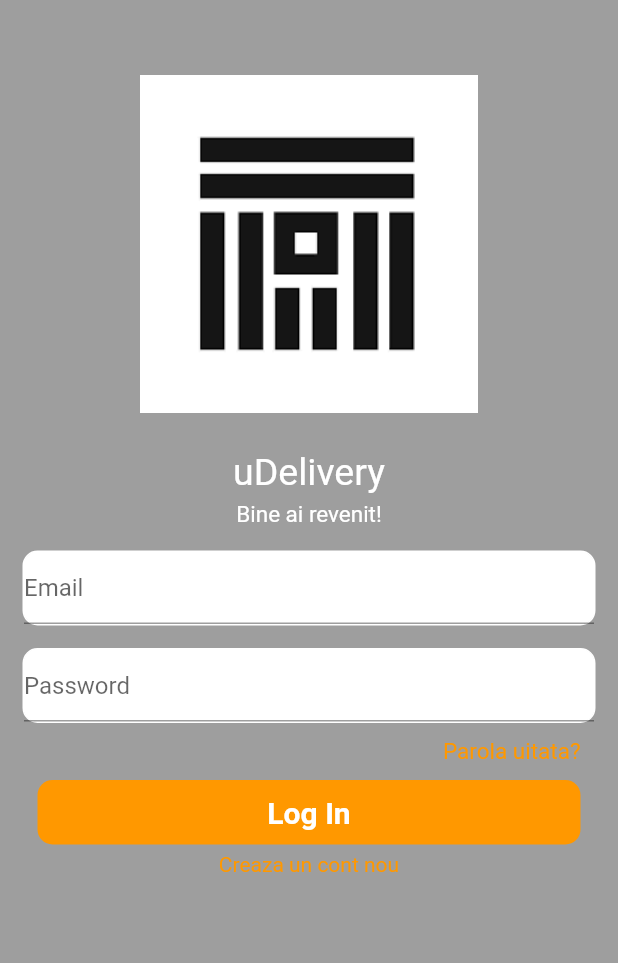
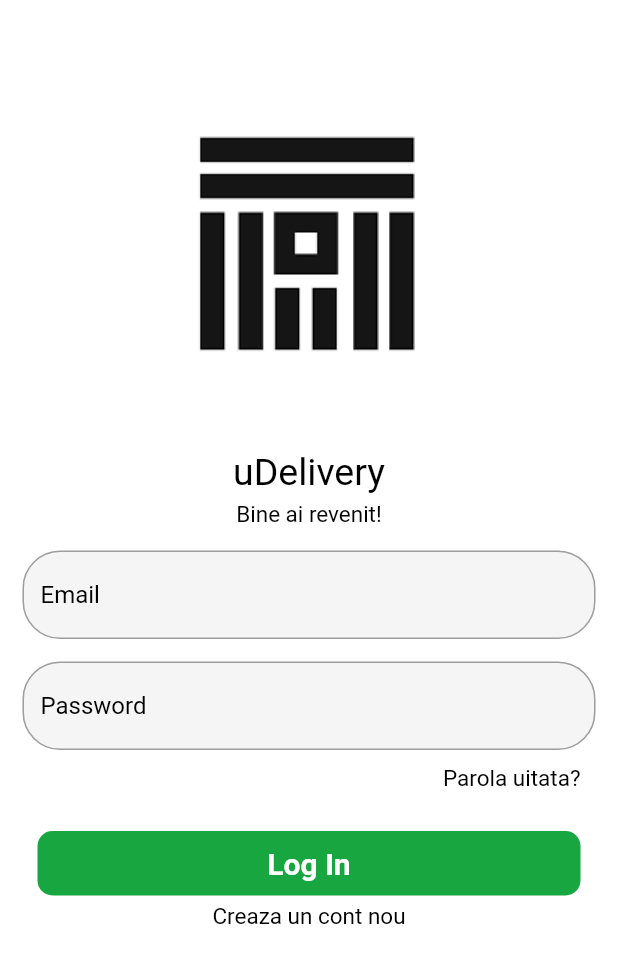
Before and after one commit to oxelo99/udelivery, a Flutter app: the screen it shows after launch, on a phone screen of 412 x 824 dp. Shown: the top 963 px of the screen. Run offline on Flutter 3.47's test engine with Material 2 defaults, Android fonts, the phone set to English and light mode, and no system bars; our stand-ins replace cloud_firestore, firebase_auth, firebase_core, google_fonts; accounts and stored records are empty; Roboto replaces fonts that are missing (Kanit).

Commit message:
Login Sistem fully functional, and also updated theme file

```diff
--- a/lib/auth_page.dart
+++ /dev/null
@@ -1,31 +0,0 @@
-import 'package:flutter/material.dart';
-import 'package:udelivery/login_page.dart';
-import 'package:udelivery/register_page.dart';
-
-
-class AuthPage extends StatefulWidget{
-  const AuthPage({Key? key}):super(key:key);
-
-  @override
-  State <AuthPage> createState() => _AuthPageState();
-}
-
-class _AuthPageState extends State<AuthPage>{
-  bool showLoginPage= true;
-
-  void toggleScreens(){
-    setState(() {
-      showLoginPage = !showLoginPage;
-    });
-  }
-
-  @override
-  Widget build(BuildContext context){
-        if(showLoginPage == true)
-          {
-            return LoginPage(showRegisterPage: toggleScreens);
-          }else{
-          return RegisterPage(showLoginPage: toggleScreens);
-        }
-  }
-}
--- a/lib/home.dart
+++ b/lib/home.dart
@@ -25,12 +25,13 @@ class HomePage extends StatelessWidget {
   @override
   build(context) {
     Color textColor() {
-      if (Theme.of(context).brightness == Brightness.dark) {
+      if (MediaQuery.of(context).platformBrightness == Brightness.light) {
         return Colors.black;
       } else {
         return Colors.white;
       }
     }
+
 
     return Scaffold(
       appBar: AppBar(
@@ -44,7 +45,6 @@ class HomePage extends StatelessWidget {
               icon: logout)
         ],
       ),
-      //backgroundColor: MyTheme.lightPrimaryColor.,
       body: SingleChildScrollView(
         child: Column(
           children: <Widget>[
--- a/lib/login_page.dart
+++ b/lib/login_page.dart
@@ -1,10 +1,22 @@
 import 'package:firebase_auth/firebase_auth.dart';
 import 'package:flutter/material.dart';
+import 'package:udelivery/register_page.dart';
+import 'package:udelivery/theme_data.dart';
+import 'forgot_pw_page.dart';
 
+class MyLogin extends StatelessWidget{
+  @override
+  Widget build(BuildContext context) {
+    return MaterialApp(
+      home: const LoginPage(),
+      theme: MyTheme.lightTheme,
+      darkTheme: MyTheme.darkTheme,
+      debugShowCheckedModeBanner: false,
+    );
+  }
+}
 class LoginPage extends StatefulWidget {
-  final VoidCallback showRegisterPage;
-
-  const LoginPage({Key? key, required this.showRegisterPage}) : super(key: key);
+  const LoginPage({super.key});
 
   @override
   State<LoginPage> createState() => _LoginPageState();
@@ -13,80 +25,79 @@ class LoginPage extends StatefulWidget {
 class _LoginPageState extends State<LoginPage> {
   final _emailcontroller = TextEditingController();
   final _passwordcontroller = TextEditingController();
+  String _errorMessage = '';
+
 
   Future signIn() async {
+    try{
     await FirebaseAuth.instance.signInWithEmailAndPassword(
         email: _emailcontroller.text.trim(),
-        password: _passwordcontroller.text.trim());
+        password: _passwordcontroller.text.trim());}on FirebaseAuthException catch (e) {
+      if (e.code == 'user-not-found') {
+        setState(() {
+          _errorMessage='Utilizator negasit!';
+        });
+      } else if (e.code == 'wrong-password') {
+        setState(() {
+          _errorMessage='Parola incorecta!';
+        });
+      }else if (e.code == 'invalid-email') {
+        setState(() {
+          _errorMessage='Adresa de mail este invalida!';
+        });
+      }
+    }
+
   }
 
   @override
   Widget build(BuildContext context) {
-    return MaterialApp(
-      debugShowCheckedModeBanner: false,
-      home: Material(
-        color: Colors.black38,
-        child: SafeArea(
+    return Scaffold(
+        body: SafeArea(
           child: SingleChildScrollView(
+            reverse: true,
             child: Column(
-              //crossAxisAlignment: CrossAxisAlignment.center,
-              //mainAxisAlignment: MainAxisAlignment.center,
-
+              //Coloana principala care este un vector de widgeturi si contine tot ecranul
               children: [
                 const SizedBox(
+                  //formeaza un mic spatiu pe orizontala intre widgeturi
                   height: 50,
                 ),
                 Image.asset('assets/UnitLogo.png'),
                 const SizedBox(
                   height: 25,
                 ),
-                const Text('uDelivery',
+                Text('uDelivery',
                     style: TextStyle(
-                      color: Colors.white,
+                      color: MyTheme.textColor(context),
                       fontSize: 25,
                     )),
                 const SizedBox(
                   height: 5,
                 ),
-                const Text('Bine ai revenit!',
+                Text('Bine ai revenit!',
                     style: TextStyle(
-                      color: Colors.white,
+                      color: MyTheme.textColor(context),
                       fontSize: 15,
                     )),
-                Padding(
-                  padding: const EdgeInsets.all(15.0),
-                  child: Container(
-                      decoration: BoxDecoration(
-                        color: Colors.white,
-                        border: Border.all(
-                          color: Colors.white,
-                        ),
-                        borderRadius: BorderRadius.circular(10),
-                      ),
+                Padding(                                          //se creaza o margine interioara astfel incat field-ul sa dea impresia
+                  padding: const EdgeInsets.all(15.0),            //unei margini si sa nu ocupe toata latimea coloanei(ecranului)
                   child: TextField(
                         controller: _emailcontroller,
                         decoration: const InputDecoration(
                           hintText: 'Email',
                         ),
-                      )),
+                      ),
                 ),
                 Padding(
                   padding: const EdgeInsets.fromLTRB(15, 0, 15, 0),
-                  child: Container(
-                      decoration: BoxDecoration(
-                        color: Colors.white,
-                        border: Border.all(
-                          color: Colors.white,
-                        ),
-                        borderRadius: BorderRadius.circular(10),
-                      ),
                   child: TextField(
                         controller: _passwordcontroller,
                         obscureText: true,
                         decoration: const InputDecoration(
                           hintText: 'Password',
                         ),
-                      )),
+                      ),
                 ),
                 const SizedBox(
                   height: 10,
@@ -95,19 +106,34 @@ class _LoginPageState extends State<LoginPage> {
                   padding: const EdgeInsets.symmetric(horizontal: 25.0),
                   child: Row(
                     mainAxisAlignment: MainAxisAlignment.end,
-                    children: const[
-                      Text(
+                    children: [
+                      GestureDetector(
+                        child: Text(
                           'Parola uitata?',
                           style: TextStyle(
-                          color: Colors.orange,
+                            color: MyTheme.textColor(context),
                             fontSize: 15,
                           ),
+                        ),
+                        onTap: () {
+                          Navigator.push(context,
+                              MaterialPageRoute(builder: (context) {
+                            return const forgotPasswordPage();
+                          }));
+                        },
                       ),
                     ],
                   ),
                 ),
                 const SizedBox(
-                  height: 10,
+                  height: 5,
+                ),
+                Text(                                                             //furnizeaza utilizatorului posibilele erori pe care le
+                  _errorMessage,                                                  //putea produce la completarea informatiilor
+                  style: TextStyle(color: MyTheme.textColor(context)),
+                ),
+                const SizedBox(
+                  height: 5,
                 ),
                 Padding(
                   padding: const EdgeInsets.symmetric(horizontal: 25.0),
@@ -116,7 +142,7 @@ class _LoginPageState extends State<LoginPage> {
                     child: Container(
                       padding: const EdgeInsets.fromLTRB(0, 10, 0, 10),
                       decoration: BoxDecoration(
-                        color: Colors.orange,
+                        color: MyTheme.buttonColor(context),
                         borderRadius: BorderRadius.circular(10),
                       ),
                       child: const Center(
@@ -133,12 +159,25 @@ class _LoginPageState extends State<LoginPage> {
                 ),
                 const SizedBox(height: 5),
                 GestureDetector(
-                  onTap: widget.showRegisterPage,
-                  child: const Text('Creaza un cont nou',
-                      style: TextStyle(color: Colors.orange)),
+                  onTap: () {
+                    Navigator.push(
+                        context,
+                        MaterialPageRoute(
+                          builder: (context) => const RegisterPage(),
+                        ));
+                  },
+                  child: Text('Creaza un cont nou',
+                      style: TextStyle(
+                        color: MyTheme.textColor(context),
+                        fontSize: 15,
+                      )),
                 ),
+                const SizedBox(height: 30),
+                //scrolleaza field-ul astfel incat sa treaca deasupra tastaturii.
+                Padding(
+                    padding: EdgeInsets.only(
+                        bottom: MediaQuery.of(context).viewInsets.bottom))
               ],
-            ),
             ),
           ),
         ),
--- a/lib/main_page.dart
+++ b/lib/main_page.dart
@@ -1,7 +1,7 @@
 import 'package:firebase_auth/firebase_auth.dart';
 import 'package:flutter/material.dart';
 import 'package:udelivery/home.dart';
-import 'auth_page.dart';
+import 'package:udelivery/login_page.dart';
 
 class MainPage extends StatelessWidget{
   const MainPage({super.key});
@@ -15,7 +15,7 @@ class MainPage extends StatelessWidget{
           if (snapshot.hasData) {
             return const MyApp();
           } else {
-            return const AuthPage();
+            return MediaQuery(data: const MediaQueryData(), child: MyLogin());
           }
         },
     );
```
Also changed, not shown: lib/forgot_pw_page.dart (added, +116 -0 lines), lib/register_page.dart (+82 -91 lines), lib/theme_data.dart (+34 -3 lines), 1 other file. Lines whose indentation alone changed are shown as unchanged.
